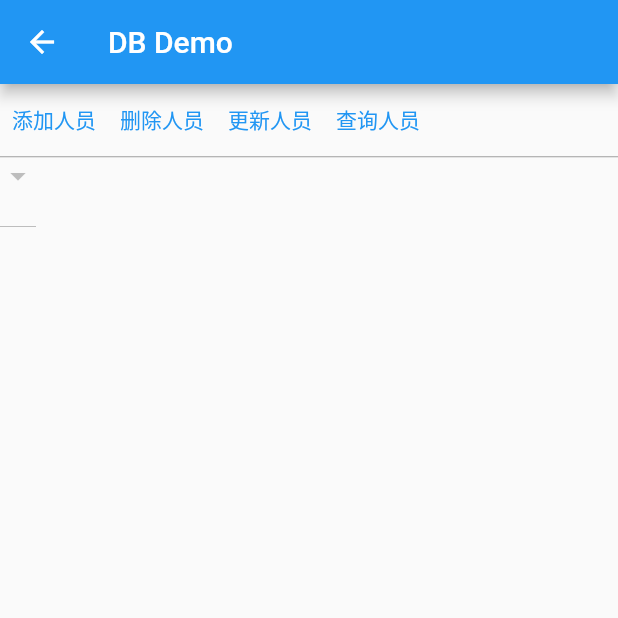
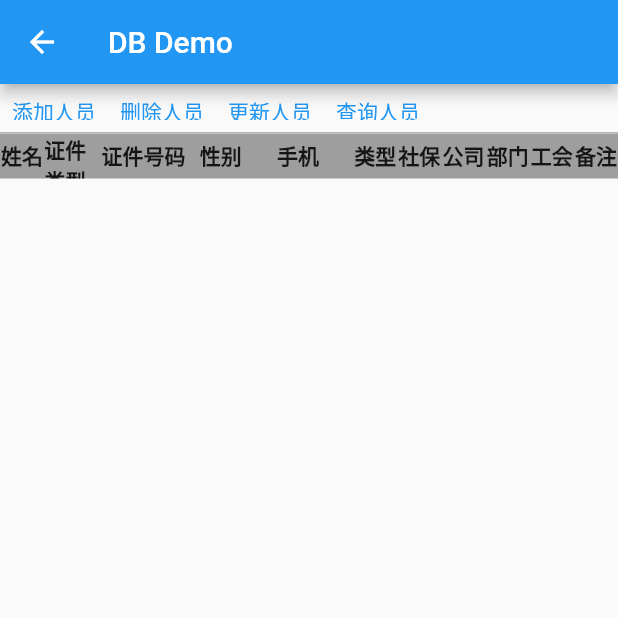
Before and after one commit to devin1014/desktop_demo, a Flutter app: the DatabaseDemo screen opened directly, on a phone screen of 412 x 824 dp, the top half of it. Run offline on Flutter 3.47's test engine with Material 2 defaults, Android fonts, the phone set to English and light mode, and no system bars; our stand-ins replace file_picker, logger, shared_preferences, sqflite_common, sqflite_common_ffi; missing offline and left inert: spreadsheet_decoder; accounts and stored records are empty.

Commit message:
[update] optimize employee feature

```diff
--- a/lib/database/employee.dart
+++ b/lib/database/employee.dart
@@ -1,138 +1,150 @@
 // ignore_for_file: constant_identifier_names
 
-class _EmployeeSqlHelper {
-  static const column_uniqueId = "人员识别码";
-  static const column_name = "姓名";
-  static const column_identifyType = "证件类型";
-  static const column_identifyId = "证件号码";
-  static const column_male = "性别";
-  static const column_mobile = "手机";
-  static const column_type = "类型";
-  static const column_birthDay = "生日";
-  static const column_hasSocialSecurity = "缴纳社保";
-  static const column_isJoinUnion = "工会成员";
-  static const column_company = "公司";
-  static const column_departments = "部门";
-  static const column_unionName = "工会";
-  static const column_description = "备注";
+import 'package:desktop_demo/database/message.dart';
+import 'package:desktop_demo/log.dart';
 
-  static const List<String> columns = [
-    column_uniqueId,
-    column_name,
-    column_identifyType,
-    column_identifyId,
-    column_male,
-    column_mobile,
-    column_type,
-    column_birthDay,
-    column_hasSocialSecurity,
-    column_isJoinUnion,
-    column_company,
-    column_departments,
-    column_unionName,
-    column_description
-  ];
-
-  static String buildTableColumns() {
-    StringBuffer buffer = StringBuffer("id INTEGER PRIMARY KEY");
-    for (var element in columns) {
-      buffer.write(",");
-      buffer.write(element + " TEXT");
-    }
-    return buffer.toString();
-  }
-}
-
-class Employee {
-  static String get sqlBuildTableColumns => _EmployeeSqlHelper.buildTableColumns();
-
-  static String get columnUniqueId => _EmployeeSqlHelper.column_uniqueId;
-
-  static String get sqlWhereUniqueId => "$columnUniqueId = ?";
-
-  String name;
-  String identifyType;
-  String identifyId;
-  String male;
-  String mobile;
-  String type;
-  String birthDay;
-  String hasSocialSecurity;
-  String isJoinUnion;
-  String company;
-  String departments;
-  String unionName;
-  String description;
+abstract class DbModel {
   final Map<String, String> _data = {};
 
-  Employee(
-    this.name,
-    this.identifyType,
-    this.identifyId,
-    this.male,
-    this.mobile,
-    this.type,
-    this.birthDay,
-    this.hasSocialSecurity,
-    this.isJoinUnion,
-    this.company,
-    this.departments,
-    this.unionName,
-    this.description,
-  ) {
-    buildData();
+  DbModel.fromJson(Map<String, dynamic>? json) {
+    json?.forEach((key, value) {
+      _data[key] = value.toString();
+    });
   }
 
-  Employee.fromJson(Map<String, dynamic> json)
-      : name = json[_EmployeeSqlHelper.column_name] ?? "",
-        identifyType = json[_EmployeeSqlHelper.column_identifyType] ?? "",
-        identifyId = json[_EmployeeSqlHelper.column_identifyId] ?? "",
-        male = json[_EmployeeSqlHelper.column_male] ?? "",
-        mobile = json[_EmployeeSqlHelper.column_mobile] ?? "",
-        type = json[_EmployeeSqlHelper.column_type] ?? "",
-        birthDay = json[_EmployeeSqlHelper.column_birthDay] ?? "",
-        hasSocialSecurity = json[_EmployeeSqlHelper.column_hasSocialSecurity] ?? "",
-        isJoinUnion = json[_EmployeeSqlHelper.column_isJoinUnion] ?? "",
-        company = json[_EmployeeSqlHelper.column_company] ?? "",
-        departments = json[_EmployeeSqlHelper.column_departments] ?? "",
-        unionName = json[_EmployeeSqlHelper.column_unionName] ?? "",
-        description = json[_EmployeeSqlHelper.column_description] ?? "" {
-    buildData();
+  void set(String key, String value) {
+    _data[key] = value;
+    validFieldValue(key, value);
   }
 
-  void buildData() {
-    _data[_EmployeeSqlHelper.column_uniqueId] = uniqueId;
-    _data[_EmployeeSqlHelper.column_name] = name;
-    _data[_EmployeeSqlHelper.column_identifyType] = identifyType;
-    _data[_EmployeeSqlHelper.column_identifyId] = identifyId;
-    _data[_EmployeeSqlHelper.column_male] = male;
-    _data[_EmployeeSqlHelper.column_mobile] = mobile;
-    _data[_EmployeeSqlHelper.column_type] = type;
-    _data[_EmployeeSqlHelper.column_birthDay] = birthDay;
-    _data[_EmployeeSqlHelper.column_hasSocialSecurity] = hasSocialSecurity;
-    _data[_EmployeeSqlHelper.column_isJoinUnion] = isJoinUnion;
-    _data[_EmployeeSqlHelper.column_company] = company;
-    _data[_EmployeeSqlHelper.column_departments] = departments;
-    _data[_EmployeeSqlHelper.column_unionName] = unionName;
-    _data[_EmployeeSqlHelper.column_description] = description;
+  void validFieldValue(String key, String value);
+
+  String get(String key) => _data[key] ?? "";
+
+  List<String> getValues(List<String> keys) {
+    List<String> values = [];
+    for (var e in keys) {
+      values.add(get(e));
+    }
+    return values;
   }
 
   Map<String, dynamic> toMap() => _data;
 
-  /// unique id for every employee.
-  String get uniqueId => "$name@$mobile@$identifyId";
+  String get uniqueId;
 
   @override
   int get hashCode => uniqueId.hashCode;
 
   @override
-  bool operator ==(other) {
-    if (other is! Employee) {
+  bool operator ==(dynamic other) => (other is DbModel) && uniqueId == other.uniqueId;
+
+  @override
+  String toString() => "\n${_data.toString()}";
+}
+
+mixin IEmployee on DbModel {
+  static const column_name = "姓名";
+  static const column_identifyType = "证件类型";
+  static const column_identifyId = "证件号码";
+  static const column_gender = "性别";
+  static const column_phone = "手机";
+  static const column_type = "类型";
+  static const column_socialSecurity = "社保";
+  static const column_company = "公司";
+  static const column_departments = "部门";
+  static const column_unionName = "工会";
+  static const column_note = "备注";
+
+  static const List<String> columns = [
+    column_name,
+    column_identifyType,
+    column_identifyId,
+    column_gender,
+    column_phone,
+    column_type,
+    column_socialSecurity,
+    column_company,
+    column_departments,
+    column_unionName,
+    column_note
+  ];
+
+  static const _value_genders = ["男", "女"];
+  static const _value_yes_or_no = ["是", "否"];
+  static const _value_work_types = ["正式", "劳务派遣", "借调", "退休返聘", "实习", "其他"];
+  static const _format_phone_length = 11;
+  static const _format_identify_id_length = 18;
+
+  static final _logger = ILog.get("IEmployee");
+
+  @override
+  void validFieldValue(String key, String value) {
+    bool contains(List<dynamic> list, dynamic value) {
+      if (list.contains(list)) return true;
+      _logger.w("${Message.setValueError}, $key:$value, ${list.toString()}");
       return false;
     }
-    return name == other.name && (identifyId == other.identifyId || mobile == other.mobile);
+
+    bool checkLength(dynamic value, int exceptValue) {
+      if (value == exceptValue) return true;
+      if (value is String && int.parse(value) == exceptValue) return true;
+      _logger.w("${Message.setValueError}, $key:$value, $exceptValue");
+      return false;
+    }
+
+    if (key == column_gender && contains(_value_genders, value)) {
+      // success
+    } else if (key == column_socialSecurity && contains(_value_yes_or_no, value)) {
+      // success
+    } else if (key == column_type && contains(_value_work_types, value)) {
+      // success
+    } else if (key == column_phone && checkLength(value, _format_phone_length)) {
+      // success
+    } else if (key == column_identifyId && checkLength(value, _format_identify_id_length)) {
+      // success
+    }
+  }
+}
+
+class Employee extends DbModel with IEmployee {
+  Employee.fromJson(Map<String, dynamic> json) : super.fromJson(json);
+
+  Employee.fromValues(List<String> values) : super.fromJson({}) {
+    if (IEmployee.columns.length != values.length) {
+      throw Exception("values length not match columns: ${IEmployee.columns.toString()}");
+    }
+    for (var i = 0; i < IEmployee.columns.length; i++) {
+      set(IEmployee.columns[i], values[i]);
+    }
   }
 
+  Employee.build(
+    String name,
+    String identifyType,
+    String identifyId,
+    String gender,
+    String phone,
+    String type,
+    String hasSocialSecurity,
+    String company,
+    String departments,
+    String unionName,
+    String note,
+  ) : this.fromValues([
+          name,
+          identifyType,
+          identifyId,
+          gender,
+          phone,
+          type,
+          hasSocialSecurity,
+          company,
+          departments,
+          unionName,
+          note
+        ]);
+
   @override
-  String toString() => _data.toString();
+  String get uniqueId => "${get(IEmployee.column_name)}@${get(IEmployee.column_phone)}";
 }
--- /dev/null
+++ b/lib/database/message.dart
@@ -0,0 +1,21 @@
+class Message {
+  static const String database = "数据库";
+
+  static const String initDatabase = "初始化数据库";
+
+  static const String success = "成功";
+  static const String failed = "失败";
+  static const String error = "错误";
+  static const String addSuccess = "添加成功";
+  static const String addFailed = "添加失败";
+  static const String addFailedAlreadyExisted = "添加失败（已有当前数据）";
+  static const String deleteSuccess = "删除成功";
+  static const String deleteFailed = "删除失败";
+  static const String updateSuccess = "更新成功";
+  static const String updateFailed = "更新失败";
+  static const String querySuccess = "查询成功";
+  static const String queryFailed = "查询失败";
+  static const String queryFailedEmptyData = "查询失败（没有相关数据）";
+
+  static const String setValueError = "设置错误";
+}
--- a/lib/database/provider.dart
+++ b/lib/database/provider.dart
@@ -1,7 +1,9 @@
 // ignore_for_file: avoid_print
 
 import 'package:desktop_demo/database/employee.dart';
+import 'package:desktop_demo/database/message.dart';
 import 'package:desktop_demo/database/result.dart';
+import 'package:desktop_demo/database/sql_helper.dart';
 import 'package:desktop_demo/log.dart';
 import 'package:path/path.dart';
 import 'package:sqflite_common/sqlite_api.dart';
@@ -17,9 +19,14 @@ class DatabaseProvider {
     _databaseFuture = _initDatabase();
   }
 
+  /// database file name
   final String _dbFileName = "my_db.db";
-  final String _table = "Employee";
-  final int _version = 1;
+
+  /// database version
+  final int _version = 3;
+
+  /// query employee from database condition: 'name' AND 'mobile'
+  final List<String> _filters = [IEmployee.column_name, IEmployee.column_phone];
   final ILog logger = ILog.get("DatabaseProvider");
   late final Future<Database> _databaseFuture;
 
@@ -31,27 +38,22 @@ class DatabaseProvider {
     return database;
   }
 
-  String get _tableName => "$_table$_version";
+  String get _tableName => "Employee$_version";
 
   OpenDatabaseOptions get _options => OpenDatabaseOptions(
         version: _version,
         onCreate: (database, version) async {
           logger.i("create 'database', version:$version");
-          await database.execute(_createTableSql(_tableName));
+          await database.execute(SqlHelper.createTable(_tableName, IEmployee.columns));
         },
         onUpgrade: (database, oldVersion, newVersion) async {
           logger.i("upgrade 'database', oldVersion:$oldVersion, newVersion:$newVersion");
-          await database.execute(_deleteTableSql("$_table$oldVersion"));
-          await database.execute(_createTableSql(_tableName));
+          await database.execute(SqlHelper.createTable(_tableName, IEmployee.columns));
         },
         onDowngrade: (database, oldVersion, newVersion) async {
           logger.w("downgrade 'database', oldVersion:$oldVersion, newVersion:$newVersion");
         },
       );
-
-  String _createTableSql(String table) => "CREATE TABLE $table (${Employee.sqlBuildTableColumns})";
-
-  String _deleteTableSql(String table) => "DROP TABLE $table";
 
   Future<Result<void>> insert(Employee employee) {
     return _databaseFuture.then((database) async {
@@ -76,8 +78,11 @@ class DatabaseProvider {
   }
 
   Future<bool> _container(Database database, Employee employee) async {
-    List<Map<String, dynamic>> list =
-        await database.query(_tableName, where: Employee.sqlWhereUniqueId, whereArgs: [employee.uniqueId]);
+    List<Map<String, dynamic>> list = await database.query(
+      _tableName,
+      where: SqlHelper.filter(_filters),
+      whereArgs: SqlHelper.values(employee, _filters),
+    );
     return list.isNotEmpty;
   }
 
@@ -85,8 +90,8 @@ class DatabaseProvider {
     return _databaseFuture.then((database) async {
       int rowId = await database.delete(
         _tableName,
-        where: Employee.sqlWhereUniqueId,
-        whereArgs: [employee.uniqueId],
+        where: SqlHelper.filter(_filters),
+        whereArgs: SqlHelper.values(employee, _filters),
       );
       if (rowId > 0) {
         return Result.success(message: "${Message.deleteSuccess}: ${employee.uniqueId}");
@@ -103,8 +108,8 @@ class DatabaseProvider {
       final rowId = await database.update(
         _tableName,
         employee.toMap(),
-        where: Employee.sqlWhereUniqueId,
-        whereArgs: [employee.uniqueId],
+        where: SqlHelper.filter(_filters),
+        whereArgs: SqlHelper.values(employee, _filters),
       );
       if (rowId > 0) {
         return Result.success(message: "${Message.updateSuccess}: ${employee.uniqueId}");
--- a/lib/database/result.dart
+++ b/lib/database/result.dart
@@ -1,25 +1,5 @@
 import 'package:desktop_demo/log.dart';
 import 'package:flutter/foundation.dart';
-
-class Message {
-  static const String database = "数据库";
-
-  static const String initDatabase = "初始化数据库";
-
-  static const String success = "成功";
-  static const String failed = "失败";
-  static const String error = "错误";
-  static const String addSuccess = "添加成功";
-  static const String addFailed = "添加失败";
-  static const String addFailedAlreadyExisted = "添加失败（已有当前数据）";
-  static const String deleteSuccess = "删除成功";
-  static const String deleteFailed = "删除失败";
-  static const String updateSuccess = "更新成功";
-  static const String updateFailed = "更新失败";
-  static const String querySuccess = "查询成功";
-  static const String queryFailed = "查询失败";
-  static const String queryFailedEmptyData = "查询失败（没有相关数据）";
-}
 
 class ResultCode {
   static const int success = 100;
--- a/lib/database/sample_data.dart
+++ b/lib/database/sample_data.dart
@@ -1,26 +1,25 @@
 import 'package:desktop_demo/database/employee.dart';
 
 Employee employee1 =
-    Employee("赵一", "身份证", "111", "男", "123456789", "正式", "2000-01-01", "否", "是", "集团", "人事部", "工会1", "");
+    Employee.build("赵一", "身份证", "310100200010100001", "男", "00123456789", "正式", "否", "集团", "人事部", "工会1", "11");
 Employee employee2 =
-    Employee("钱二", "身份证", "222", "女", "123456789", "正式", "2000-01-01", "是", "否", "集团", "人事部", "工会1", "");
+    Employee.build("钱二", "身份证", "310100200010100002", "女", "01123456789", "正式", "是", "集团", "人事部", "工会1", "");
 Employee employee3 =
-    Employee("孙三", "居住证", "JZZ333", "男", "123456789", "劳务派遣", "2000-01-01", "否", "否", "集团", "人事部", "工会1", "");
+    Employee.build("孙三", "身份证", "310100200010100003", "男", "02123456789", "劳务派遣", "否", "集团", "人事部", "工会1", "22");
 Employee employee4 =
-    Employee("李四", "身份证", "444", "女", "123456789", "劳务派遣", "2000-01-01", "是", "是", "集团", "营销部", "工会2", "");
+    Employee.build("李四", "身份证", "310100200010100004", "女", "03123456789", "劳务派遣", "是", "集团", "营销部", "工会2", "");
 Employee employee5 =
-    Employee("王五", "身份证", "555", "男", "123456789", "退休返聘", "2000-01-01", "否", "否", "集团", "营销部", "工会2", "");
-
+    Employee.build("王五", "身份证", "310100200010100005", "男", "04123456789", "退休返聘", "否", "集团", "营销部", "工会2", "33");
 Employee employee6 =
-    Employee("赵六", "港澳通行证", "TXZ111", "男", "123456789", "正式", "2000-01-01", "否", "是", "隧道", "工程一部", "工会3", "");
+    Employee.build("赵六", "身份证", "310100200010100007", "男", "05123456789", "正式", "否", "隧道", "工程一部", "工会3", "");
 Employee employee7 =
-    Employee("钱七", "护照", "HZ777", "女", "123456789", "正式", "2000-01-01", "是", "是", "隧道", "工程一部", "工会3", "");
+    Employee.build("钱七", "身份证", "310100200010100007", "女", "06123456789", "正式", "是", "隧道", "工程一部", "工会3", "44");
 Employee employee8 =
-    Employee("孙八", "身份证", "b333", "女", "123456789", "正式", "2000-01-01", "否", "否", "隧道", "工程二部", "工会3", "");
+    Employee.build("孙八", "身份证", "310100200010100008", "女", "07123456789", "正式", "否", "隧道", "工程二部", "工会3", "");
 Employee employee9 =
-    Employee("李九", "身份证", "b444", "男", "123456789", "正式", "2000-01-01", "是", "否", "隧道", "工程二部", "工会3", "");
+    Employee.build("李九", "身份证", "310100200010100009", "男", "08123456789", "正式", "是", "隧道", "工程二部", "工会3", "55");
 Employee employee10 =
-    Employee("王十", "身份证", "b555", "男", "123456789", "正式", "2000-01-01", "否", "是", "隧道", "工程三部", "工会3", "");
+    Employee.build("王十", "身份证", "310100200010100010", "男", "09123456789", "正式", "否", "隧道", "工程三部", "工会3", "");
 
 List<Employee> sampleEmployeeList = [
   employee1,
@@ -34,3 +33,9 @@ List<Employee> sampleEmployeeList = [
   employee9,
   employee10,
 ];
+
+Employee get testEmployee =>
+    Employee.fromValues(["老王", "身份证", "31010020001010xxxx", "男", "x0123456789", "正式", "否", "公司", "部门", "工会", "备注"]);
+
+Employee get testErrorEmployee =>
+    Employee.fromValues(["小王", "身份证", "31010020001010?", "-", "123456789", "不知道", "-", "公司", "部门", "工会", "备注"]);
--- /dev/null
+++ b/lib/database/sql_helper.dart
@@ -0,0 +1,29 @@
+import 'package:desktop_demo/database/employee.dart';
+
+class SqlHelper {
+  SqlHelper._();
+
+  static String createTable(String name, List<String> columns) {
+    StringBuffer buffer = StringBuffer("id INTEGER PRIMARY KEY");
+    for (var element in columns) {
+      buffer.write(",");
+      buffer.write(element + " TEXT");
+    }
+    return "CREATE TABLE $name (${buffer.toString()})";
+  }
+
+  static String deleteTable(String name) => "DROP TABLE $name";
+
+  static String filter(List<String> filters, {String action = " AND "}) {
+    StringBuffer buffer = StringBuffer();
+    for (var e in filters) {
+      if (buffer.isNotEmpty) {
+        buffer.write(action);
+      }
+      buffer.write("$e = ?");
+    }
+    return buffer.toString();
+  }
+
+  static List<String> values(Employee employee, List<String> filters) => employee.getValues(filters);
+}
--- a/lib/database/table.dart
+++ b/lib/database/table.dart
@@ -6,21 +6,80 @@ class EmployeeTable extends StatelessWidget {
 
   final List<Employee> list;
 
+  int _getFlex(String name) {
+    if (name == IEmployee.column_identifyId || name == IEmployee.column_phone) {
+      return 5;
+    }
+    return 2;
+  }
+
   @override
   Widget build(BuildContext context) {
-    return ListView.separated(
-        scrollDirection: Axis.vertical,
-        itemBuilder: (context, index) {
-          return SizedBox(
-              height: 48,
-              child: Center(
-                child: Text(
-                  list[index].uniqueId,
-                  style: const TextStyle(color: Colors.black, fontSize: 14),
-                ),
-              ));
-        },
-        separatorBuilder: (context, index) => const Divider(height: 1.0, color: Colors.grey),
-        itemCount: list.length);
+    return Column(
+      children: [
+        /// title
+        RowItem(
+          height: 30,
+          bgColor: Colors.grey,
+          items: IEmployee.columns,
+          flexBuilder: _getFlex,
+          widgetBuilder: (context, name) =>
+              Center(child: Text(name, style: const TextStyle(fontWeight: FontWeight.bold))),
+        ),
+        Expanded(
+          /// real data
+          child: ListView.separated(
+              scrollDirection: Axis.vertical,
+              itemBuilder: (context, index) {
+                return InkWell(
+                  onDoubleTap: () {},
+                  child: RowItem(
+                      height: 30,
+                      items: IEmployee.columns,
+                      flexBuilder: _getFlex,
+                      widgetBuilder: (context, name) => Center(child: Text(list[index].get(name)))),
+                );
+              },
+              separatorBuilder: (context, index) => const Divider(height: 1.0, color: Colors.grey),
+              itemCount: list.length),
+        )
+      ],
+    );
   }
 }
+
+typedef ItemFlexBuilder = int Function(String item);
+typedef ItemWidgetBuilder = Widget Function(BuildContext context, String item);
+
+/// row item
+class RowItem extends StatelessWidget {
+  const RowItem({
+    Key? key,
+    this.width,
+    this.height,
+    this.bgColor,
+    required this.items,
+    required this.flexBuilder,
+    required this.widgetBuilder,
+  }) : super(key: key);
+
+  final double? width;
+  final double? height;
+  final Color? bgColor;
+  final List<String> items;
+  final ItemFlexBuilder flexBuilder;
+  final ItemWidgetBuilder widgetBuilder;
+
+  @override
+  Widget build(BuildContext context) {
+    return Container(
+      width: width ?? double.infinity,
+      height: height,
+      color: bgColor,
+      child: Row(children: items.map((e) => buildItem(context, e)).toList(growable: false)),
+    );
+  }
+
+  Widget buildItem(BuildContext context, String value) =>
+      Expanded(flex: flexBuilder(value), child: widgetBuilder(context, value));
+}
--- a/lib/db_demo.dart
+++ b/lib/db_demo.dart
@@ -2,10 +2,10 @@ import 'dart:math';
 
 import 'package:desktop_demo/database/employee.dart';
 import 'package:desktop_demo/database/provider.dart';
+import 'package:desktop_demo/database/result.dart';
 import 'package:desktop_demo/database/sample_data.dart';
 import 'package:desktop_demo/database/table.dart';
 import 'package:flutter/material.dart';
-import 'package:logger/logger.dart';
 
 class DatabaseDemo extends StatefulWidget {
   const DatabaseDemo({Key? key}) : super(key: key);
@@ -16,15 +16,16 @@ class DatabaseDemo extends StatefulWidget {
 
 class _DatabaseDemoState extends State<DatabaseDemo> {
   final DatabaseProvider _provider = DatabaseProvider();
-  final Logger _logger = Logger(printer: PrettyPrinter(methodCount: 0, printTime: true));
   final ValueNotifier<List<Employee>> _valueNotifier = ValueNotifier(<Employee>[]);
 
   @override
   void initState() {
     super.initState();
     Future.sync(() async {
-      final employeeSize = (await _provider.query()).data!.length;
-      if (employeeSize == 0) {
+      final result = (await _provider.query()).data!;
+      _valueNotifier.value = result;
+      if (result.isEmpty) {
+        /// test code! when database is empty, insert data
         for (var element in sampleEmployeeList) {
           _provider.insert(element);
         }
@@ -32,7 +33,7 @@ class _DatabaseDemoState extends State<DatabaseDemo> {
     });
   }
 
-  List<String> _filterNames = [];
+  // List<String> _filterNames = [];
 
   @override
   Widget build(BuildContext context) {
@@ -44,34 +45,31 @@ class _DatabaseDemoState extends State<DatabaseDemo> {
           mainAxisAlignment: MainAxisAlignment.start,
           crossAxisAlignment: CrossAxisAlignment.start,
           children: [
-            Row(
+            SizedBox(
+              height: 32,
+              child: Row(
                 children: [
                   TextButton(onPressed: _add, child: const Text("添加人员", style: TextStyle(fontSize: 14))),
-                const SizedBox(height: 16),
                   TextButton(onPressed: _delete, child: const Text("删除人员", style: TextStyle(fontSize: 14))),
-                const SizedBox(height: 16),
                   TextButton(onPressed: _update, child: const Text("更新人员", style: TextStyle(fontSize: 14))),
-                const SizedBox(height: 16),
                   TextButton(
-                    onPressed: () async {
-                      _valueNotifier.value = await _query();
-                      _filterNames = _valueNotifier.value.map((e) => e.name).toList(growable: false);
-                    },
+                      onPressed: () async => _valueNotifier.value = await _query(),
                       child: const Text("查询人员", style: TextStyle(fontSize: 14))),
                 ],
               ),
+            ),
             const Divider(height: 1.0, color: Colors.grey),
-            SizedBox(
-              height: 54,
-              child: DropdownButton<String>(
-                value: "",
-                icon: const Icon(Icons.arrow_drop_down_sharp),
-                onChanged: (newValue) {},
-                items: _filterNames
-                    .map<DropdownMenuItem<String>>((value) => DropdownMenuItem(child: Text(value)))
-                    .toList(),
-              ),
-            ),
+            // SizedBox(
+            //   height: 54,
+            //   child: DropdownButton<String>(
+            //     value: "",
+            //     icon: const Icon(Icons.arrow_drop_down_sharp),
+            //     onChanged: (newValue) {},
+            //     items: _filterNames
+            //         .map<DropdownMenuItem<String>>((value) => DropdownMenuItem(child: Text(value)))
+            //         .toList(),
+            //   ),
+            // ),
             Expanded(
               child: ValueListenableBuilder<List<Employee>>(
                 valueListenable: _valueNotifier,
@@ -84,17 +82,27 @@ class _DatabaseDemoState extends State<DatabaseDemo> {
     );
   }
 
-  Employee get _employee =>
-      Employee("测试", "身份证", "666", "男", "123456789", "正式", "2000-01-01", "否", "否", "公司", "部门", "工会", "备注");
+  void _add() async {
+    final result = await _provider.insert(testEmployee);
+    if (result.code == ResultCode.success) {
+      _valueNotifier.value = await _query();
+    }
+  }
 
-  void _add() async => await _provider.insert(_employee);
-
-  void _delete() async => await _provider.delete(_employee);
+  void _delete() async {
+    final result = await _provider.delete(testEmployee);
+    if (result.code == ResultCode.success) {
+      _valueNotifier.value = await _query();
+    }
+  }
 
   void _update() async {
-    Employee employee = _employee;
-    employee.description = "description_${Random(DateTime.now().millisecondsSinceEpoch).nextInt(100)}";
-    await _provider.update(employee);
+    Employee employee = testEmployee;
+    employee.set(IEmployee.column_note, "description_${Random(DateTime.now().millisecondsSinceEpoch).nextInt(100)}");
+    final result = await _provider.update(employee);
+    if (result.code == ResultCode.success) {
+      _valueNotifier.value = await _query();
+    }
   }
 
   Future<List<Employee>> _query() async => (await _provider.query()).data!;
```
Also changed, not shown: 1 other file. Lines whose indentation alone changed are shown as unchanged.
